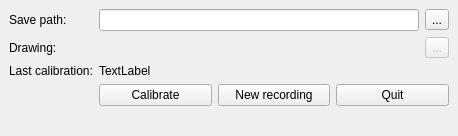
This is ui/main.ui in EuracBiomedicalResearch/DigitalSpiralography as Qt 5 draws it before an edit. The edited form follows.
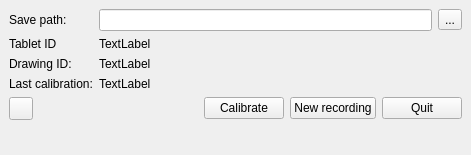
This is the edited form. Icons and pictures are not drawn.

Commit message: Rework the recorder to include a Tablet ID as part of the calibration.

What changed in the file:
```diff
--- a/ui/main.ui
+++ b/ui/main.ui
@@ -6,20 +6,20 @@
    <rect>
     <x>0</x>
     <y>0</y>
-    <width>458</width>
-    <height>136</height>
+    <width>471</width>
+    <height>155</height>
    </rect>
   </property>
   <property name="minimumSize">
    <size>
-    <width>458</width>
-    <height>136</height>
+    <width>471</width>
+    <height>155</height>
    </size>
   </property>
   <property name="maximumSize">
    <size>
-    <width>458</width>
-    <height>136</height>
+    <width>471</width>
+    <height>155</height>
    </size>
   </property>
   <property name="windowTitle">
@@ -51,39 +51,28 @@
       </item>
      </layout>
     </item>
-    <item row="1" column="0">
+    <item row="2" column="0">
      <widget class="QLabel" name="label_2">
       <property name="text">
-       <string>Drawing:</string>
+       <string>Drawing ID:</string>
       </property>
      </widget>
     </item>
-    <item row="1" column="1">
-     <layout class="QHBoxLayout" name="horizontalLayout_4">
-      <item>
-       <widget class="QLabel" name="drawing_dsc">
-        <property name="text">
-         <string/>
-        </property>
-        <property name="textInteractionFlags">
-         <set>Qt::LinksAccessibleByMouse|Qt::TextSelectableByKeyboard|Qt::TextSelectableByMouse</set>
-        </property>
-       </widget>
-      </item>
-      <item>
-       <widget class="QToolButton" name="drawing_cfg">
-        <property name="enabled">
-         <bool>false</bool>
-        </property>
-        <property name="text">
-         <string>...</string>
-        </property>
-       </widget>
-      </item>
-     </layout>
-    </item>
-    <item row="3" column="1">
+    <item row="4" column="1">
      <layout class="QHBoxLayout" name="horizontalLayout_2">
+      <item>
+       <spacer name="horizontalSpacer">
+        <property name="orientation">
+         <enum>Qt::Horizontal</enum>
+        </property>
+        <property name="sizeHint" stdset="0">
+         <size>
+          <width>40</width>
+          <height>20</height>
+         </size>
+        </property>
+       </spacer>
+      </item>
       <item>
        <widget class="QPushButton" name="calibrate">
         <property name="text">
@@ -110,18 +99,59 @@
       </item>
      </layout>
     </item>
-    <item row="2" column="0">
+    <item row="3" column="0">
      <widget class="QLabel" name="lastCalibrationLabel">
       <property name="text">
        <string>Last calibration:</string>
       </property>
      </widget>
     </item>
-    <item row="2" column="1">
+    <item row="3" column="1">
      <widget class="QLabel" name="last_calibration">
       <property name="text">
        <string>TextLabel</string>
       </property>
+      <property name="textInteractionFlags">
+       <set>Qt::LinksAccessibleByMouse|Qt::TextSelectableByMouse</set>
+      </property>
+     </widget>
+    </item>
+    <item row="1" column="0">
+     <widget class="QLabel" name="tabletIDLabel">
+      <property name="text">
+       <string>Tablet ID</string>
+      </property>
+     </widget>
+    </item>
+    <item row="2" column="1">
+     <widget class="QLabel" name="drawing_id">
+      <property name="text">
+       <string>TextLabel</string>
+      </property>
+      <property name="textInteractionFlags">
+       <set>Qt::LinksAccessibleByMouse|Qt::TextSelectableByMouse</set>
+      </property>
+     </widget>
+    </item>
+    <item row="1" column="1">
+     <widget class="QLabel" name="tablet_id">
+      <property name="text">
+       <string>TextLabel</string>
+      </property>
+      <property name="textInteractionFlags">
+       <set>Qt::LinksAccessibleByMouse|Qt::TextSelectableByMouse</set>
+      </property>
+     </widget>
+    </item>
+    <item row="4" column="0">
+     <widget class="QToolButton" name="info">
+      <property name="toolTip">
+       <string>Informations</string>
+      </property>
+      <property name="icon">
+       <iconset>
+        <normaloff>icons/24x24/info.png</normaloff>icons/24x24/info.png</iconset>
+      </property>
      </widget>
     </item>
    </layout>
```
Left out of the diff: 5 changed lines with no effect on the pictures. The commit also changes 5 other files.
